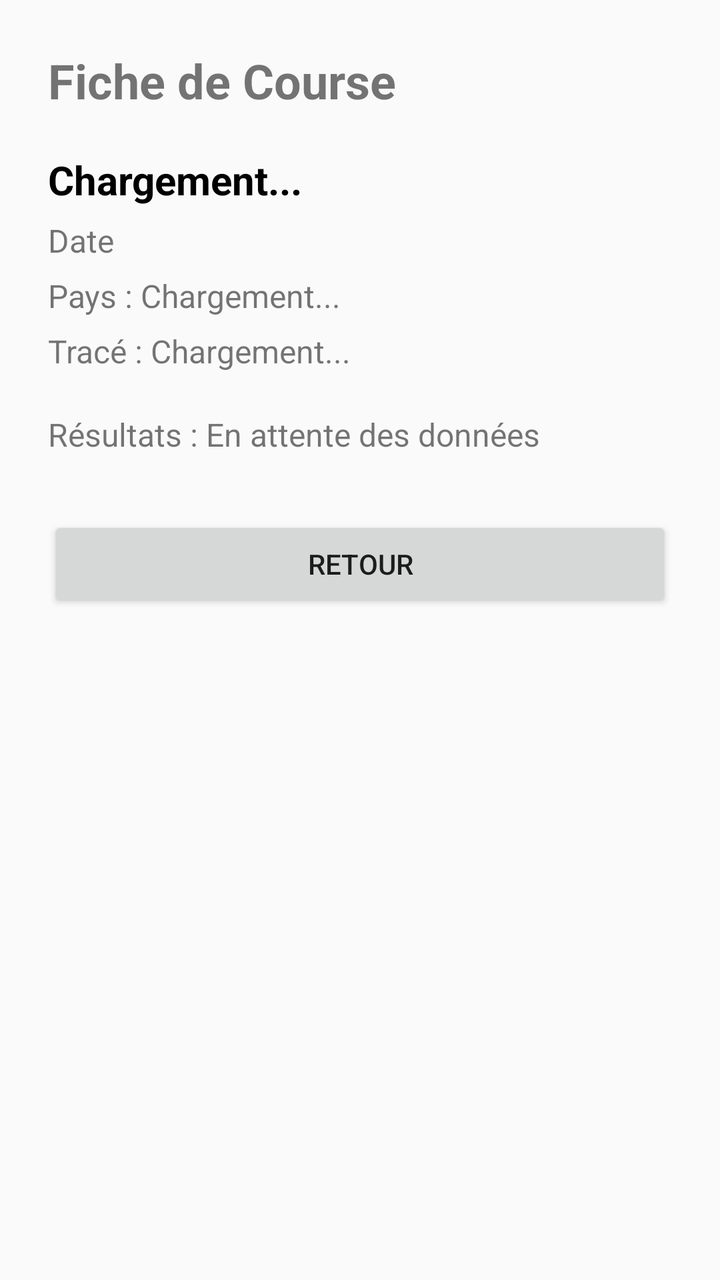
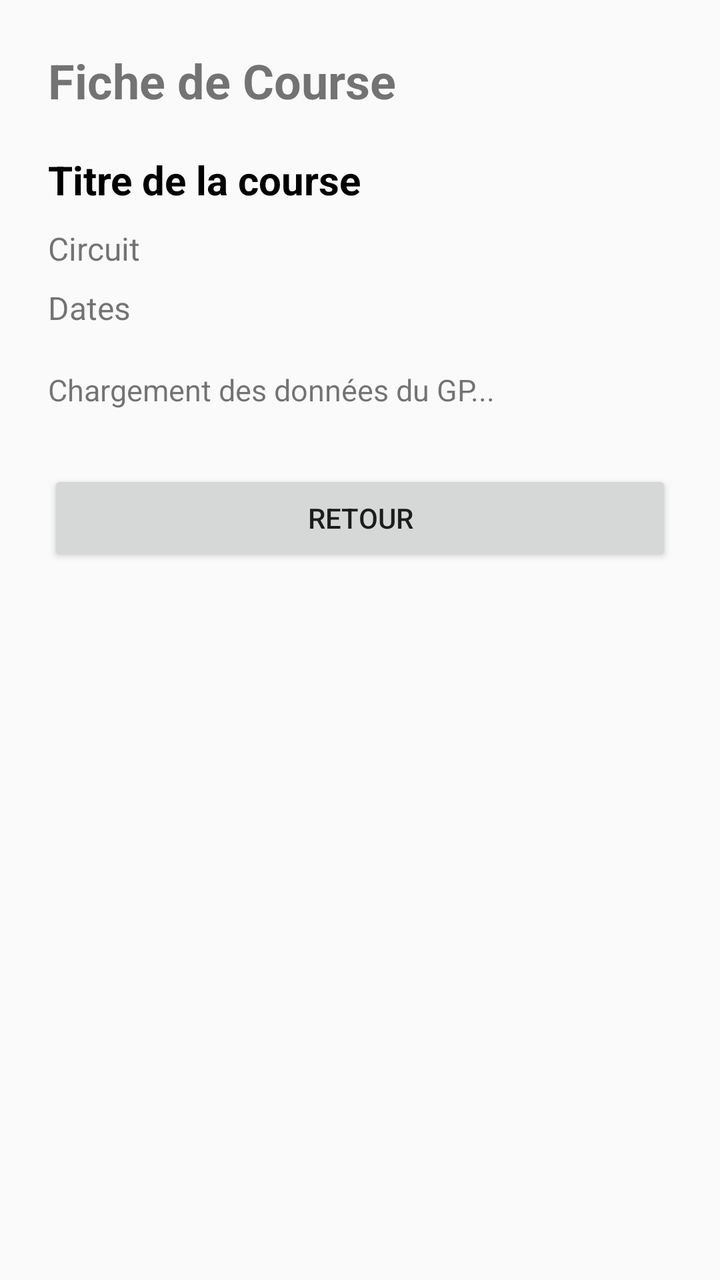

Compare the two renders of this Android layout. The source of the first and the diff that turns it into the second are given below.
<!-- AndroidManifest.xml: application theme Theme.AppCompat.DayNight.NoActionBar -->
<!-- res/layout/activity_race_detail.xml -->
<?xml version="1.0" encoding="utf-8"?>
<LinearLayout xmlns:android="http://schemas.android.com/apk/res/android"
    android:layout_width="match_parent"
    android:layout_height="match_parent"
    android:orientation="vertical"
    android:padding="24dp">

    <TextView
        android:layout_width="wrap_content"
        android:layout_height="wrap_content"
        android:text="Fiche de Course"
        android:textSize="24sp"
        android:textStyle="bold"
        android:layout_marginBottom="20dp" />

    <TextView
        android:id="@+id/tv_race_name"
        android:layout_width="wrap_content"
        android:layout_height="wrap_content"
        android:text="Chargement..."
        android:textSize="20sp"
        android:textStyle="bold"
        android:textColor="@color/black"
        android:layout_marginBottom="6dp" />

    <TextView
        android:id="@+id/tv_race_date"
        android:layout_width="wrap_content"
        android:layout_height="wrap_content"
        android:text="Date"
        android:textSize="16sp"
        android:layout_marginBottom="6dp" />

    <TextView
        android:id="@+id/tv_race_country"
        android:layout_width="wrap_content"
        android:layout_height="wrap_content"
        android:text="Pays : Chargement..."
        android:textSize="16sp"
        android:layout_marginBottom="6dp" />

    <TextView
        android:id="@+id/tv_race_track"
        android:layout_width="wrap_content"
        android:layout_height="wrap_content"
        android:text="Tracé : Chargement..."
        android:textSize="16sp"
        android:layout_marginBottom="20dp" />

    <TextView
        android:id="@+id/tv_race_results"
        android:layout_width="wrap_content"
        android:layout_height="wrap_content"
        android:text="Résultats : En attente des données"
        android:textSize="16sp"
        android:layout_marginBottom="30dp" />

    <Button
        android:layout_width="match_parent"
        android:layout_height="wrap_content"
        android:text="Retour"
        android:onClick="clicBack" />

</LinearLayout>
<!-- resources referenced by this layout -->
<resources>
  <color name="black">#FF000000</color>
</resources>

<!-- the commit's change to res/layout/activity_race_detail.xml (unified diff, before → after) -->
@@ -13,46 +13,42 @@
         android:textStyle="bold"
         android:layout_marginBottom="20dp" />
 
+    
     <TextView
-        android:id="@+id/tv_race_name"
+        android:id="@+id/tv_race_title"
         android:layout_width="wrap_content"
         android:layout_height="wrap_content"
-        android:text="Chargement..."
+        android:text="Titre de la course"
         android:textSize="20sp"
         android:textStyle="bold"
         android:textColor="@color/black"
-        android:layout_marginBottom="6dp" />
+        android:layout_marginBottom="10dp" />
 
+    
     <TextView
-        android:id="@+id/tv_race_date"
+        android:id="@+id/tv_circuit_name"
         android:layout_width="wrap_content"
         android:layout_height="wrap_content"
-        android:text="Date"
+        android:text="Circuit"
         android:textSize="16sp"
-        android:layout_marginBottom="6dp" />
+        android:layout_marginBottom="8dp" />
 
+    
     <TextView
-        android:id="@+id/tv_race_country"
+        android:id="@+id/tv_race_dates"
         android:layout_width="wrap_content"
         android:layout_height="wrap_content"
-        android:text="Pays : Chargement..."
-        android:textSize="16sp"
-        android:layout_marginBottom="6dp" />
-
-    <TextView
-        android:id="@+id/tv_race_track"
-        android:layout_width="wrap_content"
-        android:layout_height="wrap_content"
-        android:text="Tracé : Chargement..."
+        android:text="Dates"
         android:textSize="16sp"
         android:layout_marginBottom="20dp" />
 
+    
     <TextView
         android:id="@+id/tv_race_results"
         android:layout_width="wrap_content"
         android:layout_height="wrap_content"
-        android:text="Résultats : En attente des données"
-        android:textSize="16sp"
+        android:text="Chargement des données du GP..."
+        android:textSize="15sp"
         android:layout_marginBottom="30dp" />
 
     <Button
